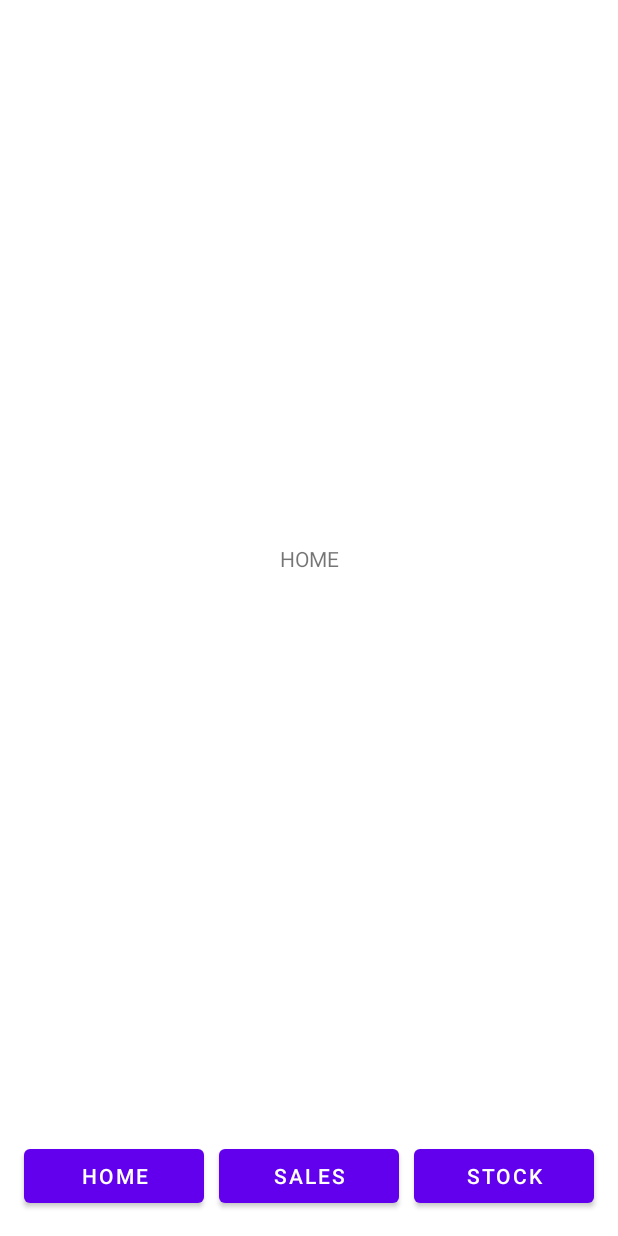
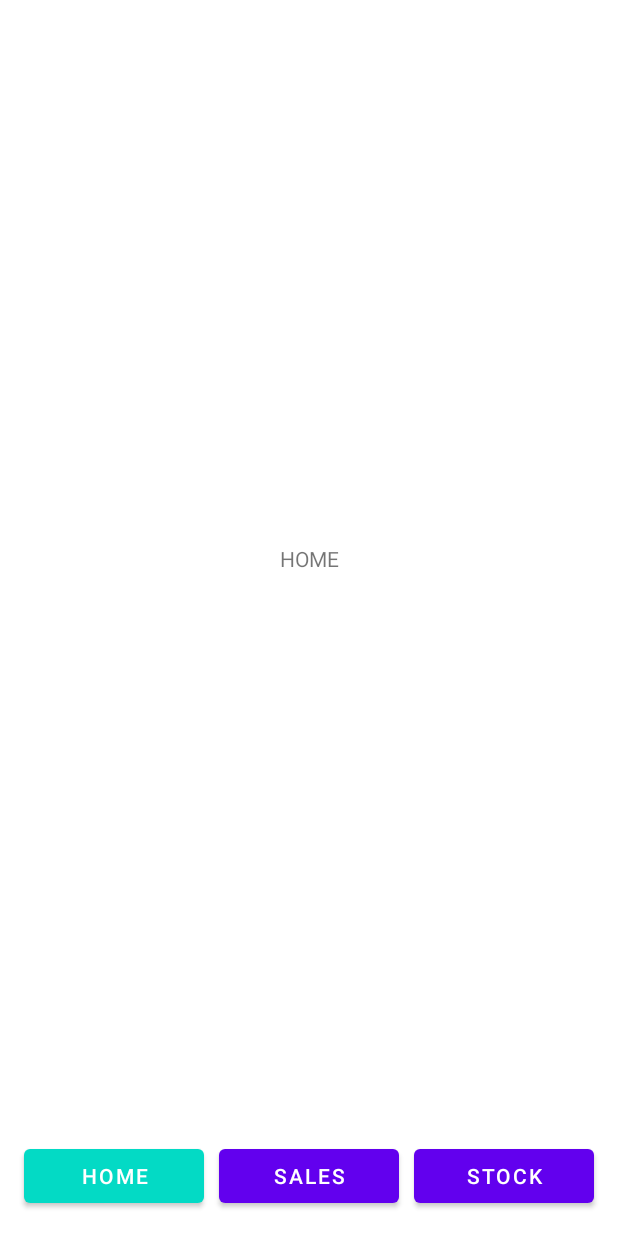
Before and after one commit to SindoPhobia/footwear-shop-manager, an Android app: the screen it shows after launch (HomeActivity), after a tap on "HOME", on a phone screen of 412 x 824 dp. Run offline under Robolectric (Android 15) with nearby library versions, the phone set to English and light mode, and no system bars.

Commit message:
Change color of navigation depending on the activity

```diff
--- a/app/src/main/java/com/example/shopmanager/AppNavigationFragment.java
+++ b/app/src/main/java/com/example/shopmanager/AppNavigationFragment.java
@@ -1,10 +1,17 @@
 package com.example.shopmanager;
 
+import android.app.Activity;
+import android.content.Context;
 import android.content.Intent;
+import android.content.res.ColorStateList;
 import android.os.Bundle;
 
+import androidx.annotation.NonNull;
+import androidx.annotation.Nullable;
+import androidx.core.content.ContextCompat;
 import androidx.fragment.app.Fragment;
 
+import android.util.Log;
 import android.view.LayoutInflater;
 import android.view.View;
 import android.view.ViewGroup;
@@ -18,6 +25,41 @@ public class AppNavigationFragment extends Fragment {
 
     Button buttonHome, buttonSales, buttonStock;
 
+    BUTTON highlightedButton;
+
+    public static enum BUTTON { HOME, SALES, STOCK };
+
+    public AppNavigationFragment() {}
+
+    public void setHighlightButton(BUTTON button) {
+        if(getContext() == null) return;
+
+        switch (button) {
+            case HOME:
+                buttonHome.setBackgroundTintList(ContextCompat.getColorStateList(getContext(), R.color.teal_200));
+                break;
+            case SALES:
+                buttonSales.setBackgroundTintList(ContextCompat.getColorStateList(getContext(), R.color.teal_200));
+                break;
+            case STOCK:
+                buttonStock.setBackgroundTintList(ContextCompat.getColorStateList(getContext(), R.color.teal_200));
+                break;
+        }
+    }
+
+    @Override
+    public void onAttach(@NonNull Context context) {
+        super.onAttach(context);
+        Activity parentActivity = (Activity) context;
+        if(parentActivity instanceof HomeActivity) {
+            highlightedButton = BUTTON.HOME;
+        } else if(parentActivity instanceof SalesActivity) {
+            highlightedButton = BUTTON.SALES;
+        }else if(parentActivity instanceof StockActivity) {
+                highlightedButton = BUTTON.STOCK;
+            }
+    }
+
     @Override
     public View onCreateView(LayoutInflater inflater, ViewGroup container, Bundle savedInstanceState) {
         View view = inflater.inflate(R.layout.fragment_app_navigation, container, false);
@@ -26,21 +68,11 @@ public class AppNavigationFragment extends Fragment {
         buttonSales = view.findViewById(R.id.fragment_appnavigation_button_sales);
         buttonStock = view.findViewById(R.id.fragment_appnavigation_button_stock);
 
-        buttonHome.setOnClickListener(viewButtonHome -> {
-            Intent intentStartActivity = new Intent(getContext(), HomeActivity.class);
-            startActivity(intentStartActivity);
-        });
+        buttonHome.setOnClickListener(viewButtonHome -> changeActivity(viewButtonHome, HomeActivity.class));
+        buttonSales.setOnClickListener(viewButtonSales -> changeActivity(viewButtonSales, SalesActivity.class));
+        buttonStock.setOnClickListener(viewButtonStock -> changeActivity(viewButtonStock, StockActivity.class));
 
-        buttonSales.setOnClickListener(viewButtonSales -> {
-            Intent intentStartActivity = new Intent(getContext(), SalesActivity.class);
-            startActivity(intentStartActivity);
-        });
-
-        buttonStock.setOnClickListener(viewButtonStock -> {
-            Intent intentStartActivity = new Intent(getContext(), StockActivity.class);
-            startActivity(intentStartActivity);
-        });
-
+        setHighlightButton(highlightedButton);
         return view;
     }
 
--- a/app/src/main/res/layout/activity_home.xml
+++ b/app/src/main/res/layout/activity_home.xml
@@ -7,19 +7,19 @@
     tools:context=".Home.HomeActivity">
 
     <androidx.fragment.app.FragmentContainerView
-        android:id="@+id/fragmentContainerView"
+        android:id="@+id/activity_home_fragment_navigation"
         android:name="com.example.shopmanager.AppNavigationFragment"
         android:layout_width="0dp"
-        android:layout_height="wrap_content"
+        android:layout_height="80dp"
         app:layout_constraintBottom_toBottomOf="parent"
         app:layout_constraintEnd_toEndOf="parent"
         app:layout_constraintStart_toStartOf="parent"
         tools:layout="@layout/fragment_app_navigation" />
 
     <androidx.constraintlayout.widget.ConstraintLayout
-        android:layout_width="409dp"
-        android:layout_height="681dp"
-        app:layout_constraintBottom_toTopOf="@+id/fragmentContainerView"
+        android:layout_width="0dp"
+        android:layout_height="0dp"
+        app:layout_constraintBottom_toTopOf="@+id/activity_home_fragment_navigation"
         app:layout_constraintEnd_toEndOf="parent"
         app:layout_constraintStart_toStartOf="parent"
         app:layout_constraintTop_toTopOf="parent">
```
